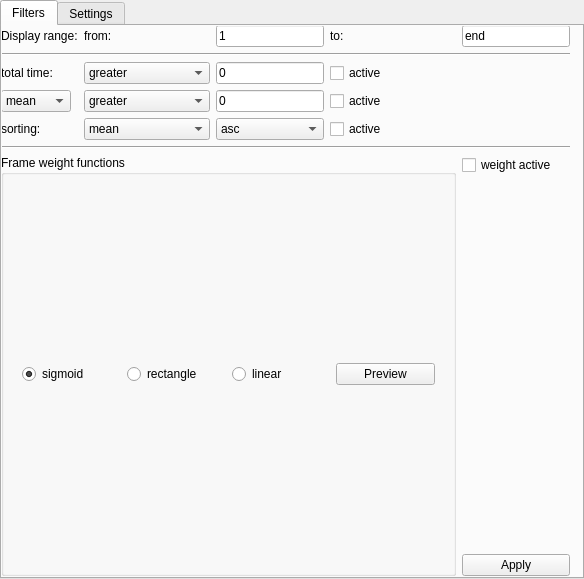
Above: settings.ui from maxscheurer/pycontact before the change. Below: the same form after it.
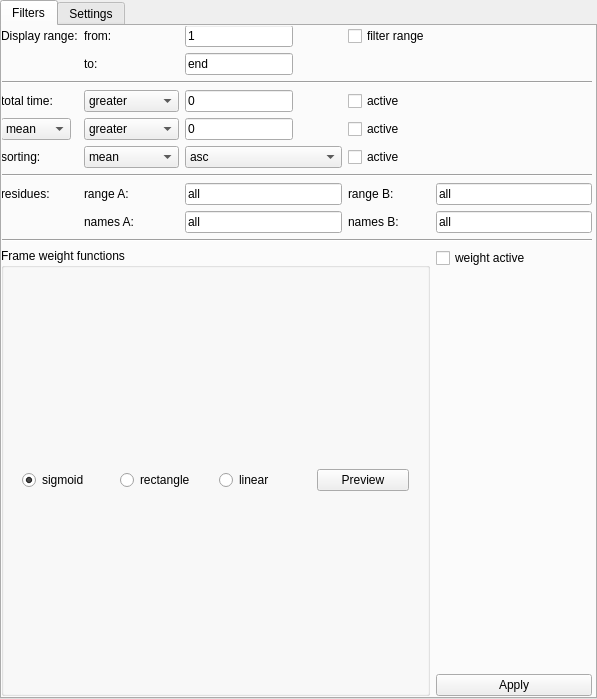
That is the form after the change.

Diff of the .ui file:
```diff
--- a/settings.ui
+++ b/settings.ui
@@ -6,8 +6,8 @@
    <rect>
     <x>0</x>
     <y>0</y>
-    <width>584</width>
-    <height>579</height>
+    <width>597</width>
+    <height>699</height>
    </rect>
   </property>
   <property name="windowTitle">
@@ -25,8 +25,8 @@
      <rect>
       <x>-1</x>
       <y>-1</y>
-      <width>569</width>
-      <height>551</height>
+      <width>591</width>
+      <height>671</height>
      </rect>
     </property>
     <property name="sizePolicy">
@@ -36,7 +36,69 @@
      </sizepolicy>
     </property>
     <layout class="QGridLayout" name="gridLayout">
-     <item row="5" column="2">
+     <item row="0" column="3">
+      <widget class="QCheckBox" name="filterRangeCheckbox">
+       <property name="text">
+        <string>filter range</string>
+       </property>
+      </widget>
+     </item>
+     <item row="9" column="4">
+      <widget class="QLineEdit" name="residBNameField">
+       <property name="text">
+        <string>all</string>
+       </property>
+      </widget>
+     </item>
+     <item row="9" column="2">
+      <widget class="QLineEdit" name="residANameField">
+       <property name="text">
+        <string>all</string>
+       </property>
+      </widget>
+     </item>
+     <item row="8" column="4">
+      <widget class="QLineEdit" name="residBRangeField">
+       <property name="text">
+        <string>all</string>
+       </property>
+      </widget>
+     </item>
+     <item row="1" column="2">
+      <widget class="QLineEdit" name="upperRangeField">
+       <property name="sizePolicy">
+        <sizepolicy hsizetype="Fixed" vsizetype="Fixed">
+         <horstretch>0</horstretch>
+         <verstretch>0</verstretch>
+        </sizepolicy>
+       </property>
+       <property name="text">
+        <string>end</string>
+       </property>
+      </widget>
+     </item>
+     <item row="8" column="1">
+      <widget class="QLabel" name="residARangeLabel">
+       <property name="text">
+        <string>range A:</string>
+       </property>
+      </widget>
+     </item>
+     <item row="9" column="1">
+      <widget class="QLabel" name="residANameLabel">
+       <property name="text">
+        <string>names A:</string>
+       </property>
+      </widget>
+     </item>
+     <item row="1" column="1">
+      <widget class="QLabel" name="toRangeLabel">
+       <property name="text">
+        <string>to:</string>
+       </property>
+      </widget>
+     </item>
+     <item row="6" column="2">
       <widget class="QComboBox" name="sortingOrderDropdown">
        <item>
         <property name="text">
@@ -50,14 +112,14 @@
        </item>
       </widget>
      </item>
-     <item row="1" column="0" colspan="5">
+     <item row="2" column="0" colspan="5">
       <widget class="Line" name="line">
        <property name="orientation">
         <enum>Qt::Horizontal</enum>
        </property>
       </widget>
      </item>
-     <item row="5" column="1">
+     <item row="6" column="1">
       <widget class="QComboBox" name="sortingKeyDropdown">
        <item>
         <property name="text">
@@ -86,19 +148,6 @@
        </item>
       </widget>
      </item>
-     <item row="0" column="4">
-      <widget class="QLineEdit" name="upperRangeField">
-       <property name="sizePolicy">
-        <sizepolicy hsizetype="Fixed" vsizetype="Fixed">
-         <horstretch>0</horstretch>
-         <verstretch>0</verstretch>
-        </sizepolicy>
-       </property>
-       <property name="text">
-        <string>end</string>
-       </property>
-      </widget>
-     </item>
      <item row="0" column="1">
       <widget class="QLabel" name="fromRangeLabel">
        <property name="text">
@@ -106,7 +155,7 @@
        </property>
       </widget>
      </item>
-     <item row="6" column="0" colspan="5">
+     <item row="11" column="0" colspan="5">
       <widget class="Line" name="line_2">
        <property name="orientation">
         <enum>Qt::Horizontal</enum>
@@ -120,6 +169,13 @@
        </property>
       </widget>
      </item>
+     <item row="9" column="3">
+      <widget class="QLabel" name="residBNameLabel">
+       <property name="text">
+        <string>names B:</string>
+       </property>
+      </widget>
+     </item>
      <item row="0" column="2">
       <widget class="QLineEdit" name="lowerRangeField">
        <property name="sizePolicy">
@@ -133,7 +189,7 @@
        </property>
       </widget>
      </item>
-     <item row="4" column="1">
+     <item row="5" column="1">
       <widget class="QComboBox" name="compareScoreDropdown">
        <property name="currentText">
         <string>greater</string>
@@ -150,14 +206,21 @@
        </item>
       </widget>
      </item>
-     <item row="4" column="3">
+     <item row="8" column="2">
+      <widget class="QLineEdit" name="residARangeField">
+       <property name="text">
+        <string>all</string>
+       </property>
+      </widget>
+     </item>
+     <item row="5" column="3">
       <widget class="QCheckBox" name="activeScoreCheckbox">
        <property name="text">
         <string>active</string>
        </property>
       </widget>
      </item>
-     <item row="8" column="4">
+     <item row="13" column="4">
       <spacer name="verticalSpacer_2">
        <property name="orientation">
         <enum>Qt::Vertical</enum>
@@ -170,7 +233,7 @@
        </property>
       </spacer>
      </item>
-     <item row="5" column="0">
+     <item row="6" column="0">
       <widget class="QLabel" name="sortingLabel">
        <property name="sizePolicy">
         <sizepolicy hsizetype="Fixed" vsizetype="Preferred">
@@ -183,14 +246,14 @@
        </property>
       </widget>
      </item>
-     <item row="5" column="3">
+     <item row="6" column="3">
       <widget class="QCheckBox" name="activeSortingBox">
        <property name="text">
         <string>active</string>
        </property>
       </widget>
      </item>
-     <item row="4" column="0">
+     <item row="5" column="0">
       <widget class="QComboBox" name="meanDropdown">
        <property name="sizePolicy">
         <sizepolicy hsizetype="Fixed" vsizetype="Fixed">
@@ -210,7 +273,7 @@
        </item>
       </widget>
      </item>
-     <item row="4" column="2">
+     <item row="5" column="2">
       <widget class="QLineEdit" name="scoreField">
        <property name="sizePolicy">
         <sizepolicy hsizetype="Fixed" vsizetype="Fixed">
@@ -223,14 +286,14 @@
        </property>
       </widget>
      </item>
-     <item row="0" column="3">
-      <widget class="QLabel" name="toRangeLabel">
+     <item row="8" column="0">
+      <widget class="QLabel" name="residuesLabel">
        <property name="text">
-        <string>to:</string>
+        <string>residues:</string>
        </property>
       </widget>
      </item>
-     <item row="3" column="2">
+     <item row="4" column="2">
       <widget class="QLineEdit" name="totalTimeField">
        <property name="sizePolicy">
         <sizepolicy hsizetype="Fixed" vsizetype="Fixed">
@@ -243,14 +306,14 @@
        </property>
       </widget>
      </item>
-     <item row="3" column="3">
+     <item row="4" column="3">
       <widget class="QCheckBox" name="activeTotalTimeCheckbox">
        <property name="text">
         <string>active</string>
        </property>
       </widget>
      </item>
-     <item row="3" column="0">
+     <item row="4" column="0">
       <widget class="QLabel" name="totalTimeLabel">
        <property name="sizePolicy">
         <sizepolicy hsizetype="Fixed" vsizetype="Preferred">
@@ -263,7 +326,7 @@
        </property>
       </widget>
      </item>
-     <item row="3" column="1">
+     <item row="4" column="1">
       <widget class="QComboBox" name="compareTotalTimeDropdown">
        <property name="currentText">
         <string>greater</string>
@@ -280,27 +343,7 @@
        </item>
       </widget>
      </item>
-     <item row="7" column="4">
-      <widget class="QCheckBox" name="functionActiveCheckbox">
-       <property name="text">
-        <string>weight active</string>
-       </property>
-      </widget>
-     </item>
-     <item row="9" column="4">
-      <widget class="QPushButton" name="applyFilterButton">
-       <property name="sizePolicy">
-        <sizepolicy hsizetype="Preferred" vsizetype="Fixed">
-         <horstretch>0</horstretch>
-         <verstretch>0</verstretch>
-        </sizepolicy>
-       </property>
-       <property name="text">
-        <string>Apply</string>
-       </property>
-      </widget>
-     </item>
-     <item row="7" column="0" rowspan="3" colspan="4">
+     <item row="12" column="0" rowspan="3" colspan="4">
       <widget class="QGroupBox" name="functionGroupBox">
        <property name="title">
         <string>Frame weight functions</string>
@@ -352,6 +395,40 @@
        </layout>
       </widget>
      </item>
+     <item row="14" column="4">
+      <widget class="QPushButton" name="applyFilterButton">
+       <property name="sizePolicy">
+        <sizepolicy hsizetype="Preferred" vsizetype="Fixed">
+         <horstretch>0</horstretch>
+         <verstretch>0</verstretch>
+        </sizepolicy>
+       </property>
+       <property name="text">
+        <string>Apply</string>
+       </property>
+      </widget>
+     </item>
+     <item row="12" column="4">
+      <widget class="QCheckBox" name="functionActiveCheckbox">
+       <property name="text">
+        <string>weight active</string>
+       </property>
+      </widget>
+     </item>
+     <item row="8" column="3">
+      <widget class="QLabel" name="residBRangeLabel">
+       <property name="text">
+        <string>range B:</string>
+       </property>
+      </widget>
+     </item>
+     <item row="7" column="0" colspan="5">
+      <widget class="Line" name="line_3">
+       <property name="orientation">
+        <enum>Qt::Horizontal</enum>
+       </property>
+      </widget>
+     </item>
     </layout>
    </widget>
    <zorder>filterWidget</zorder>
```
